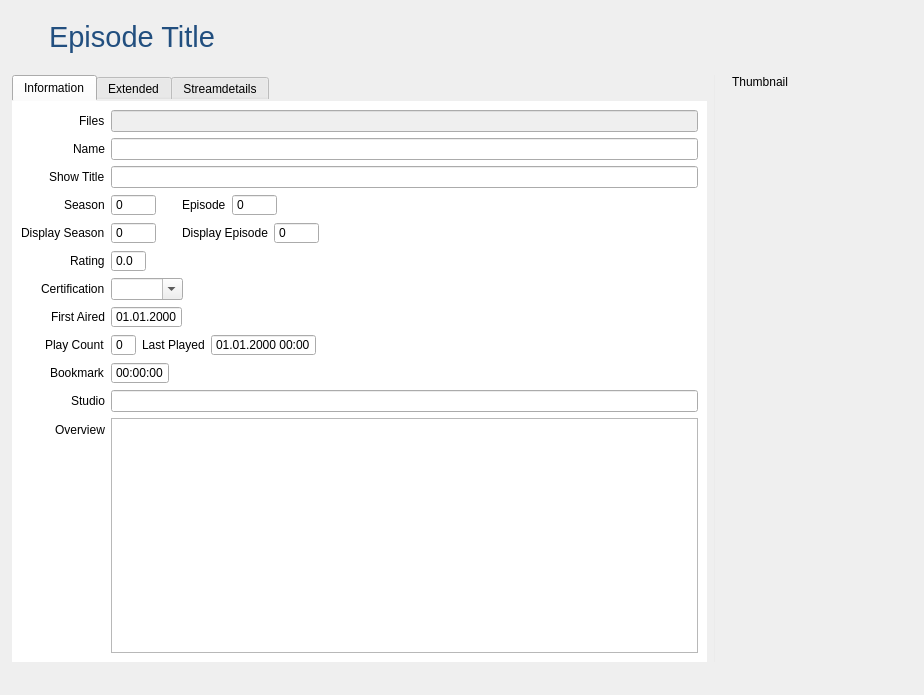
First picture: the form in tvShows/TvShowWidgetEpisode.ui, repository Komet/MediaElch, before the edit.
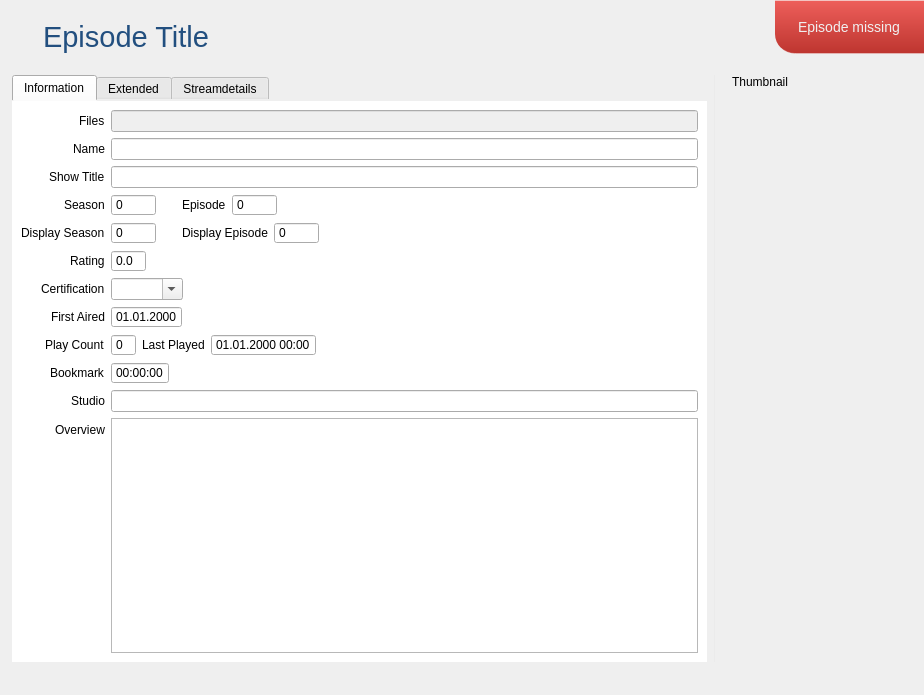
Second picture: the form after the edit. Icons and pictures are not drawn. Custom widgets are drawn as their Qt base class.

Commit message: Fixes #143 Changed missing label

```diff
--- a/tvShows/TvShowWidgetEpisode.ui
+++ b/tvShows/TvShowWidgetEpisode.ui
@@ -28,7 +28,7 @@
     <number>0</number>
    </property>
    <property name="topMargin">
-    <number>20</number>
+    <number>0</number>
    </property>
    <property name="rightMargin">
     <number>0</number>
@@ -37,6 +37,19 @@
     <number>21</number>
    </property>
    <item>
+    <layout class="QHBoxLayout" name="horizontalLayout_10">
+     <property name="spacing">
+      <number>0</number>
+     </property>
+     <item>
+      <layout class="QVBoxLayout" name="verticalLayout_5">
+       <property name="spacing">
+        <number>0</number>
+       </property>
+       <property name="topMargin">
+        <number>20</number>
+       </property>
+       <item>
     <layout class="QHBoxLayout" name="horizontalLayout_3">
      <item>
       <spacer name="horizontalSpacer_6">
@@ -114,6 +127,29 @@
      </item>
     </layout>
    </item>
+      </layout>
+     </item>
+     <item>
+      <widget class="QLabel" name="missingLabel">
+       <property name="styleSheet">
+        <string notr="true">border-bottom-left-radius: 20px; 
+padding-top: 5px; 
+padding-bottom: 5px; 
+color: #f0f0f0; 
+font-size: 14px; 
+padding-left: 20px; 
+padding-right: 20px; 
+background-color: qlineargradient(spread:pad, x1:0, y1:0, x2:0, y2:1, stop:0 rgba(238, 95, 91, 255), stop:1 rgba(189, 53, 47, 255));
+border-top: 1px solid rgba(255, 255, 255, 80); 
+border-bottom: 1px solid rgba(255, 255, 255, 80)</string>
+       </property>
+       <property name="text">
+        <string>Episode missing</string>
+       </property>
+      </widget>
+     </item>
+    </layout>
+   </item>
    <item>
     <widget class="QGroupBox" name="groupBox_3">
      <property name="styleSheet">
@@ -1144,6 +1180,11 @@
   </layout>
  </widget>
  <customwidgets>
+  <customwidget>
+   <class>ClosableImage</class>
+   <extends>QLabel</extends>
+   <header>smallWidgets/ClosableImage.h</header>
+  </customwidget>
   <customwidget>
    <class>MyLabel</class>
    <extends>QLabel</extends>
@@ -1155,11 +1196,6 @@
    <header>smallWidgets/MediaFlags.h</header>
    <container>1</container>
   </customwidget>
-  <customwidget>
-   <class>ClosableImage</class>
-   <extends>QLabel</extends>
-   <header>smallWidgets/ClosableImage.h</header>
-  </customwidget>
  </customwidgets>
  <resources>
   <include location="../MediaElch.qrc"/>
```
Lines whose indentation alone changed are shown as unchanged. The commit also changes 5 other files.
